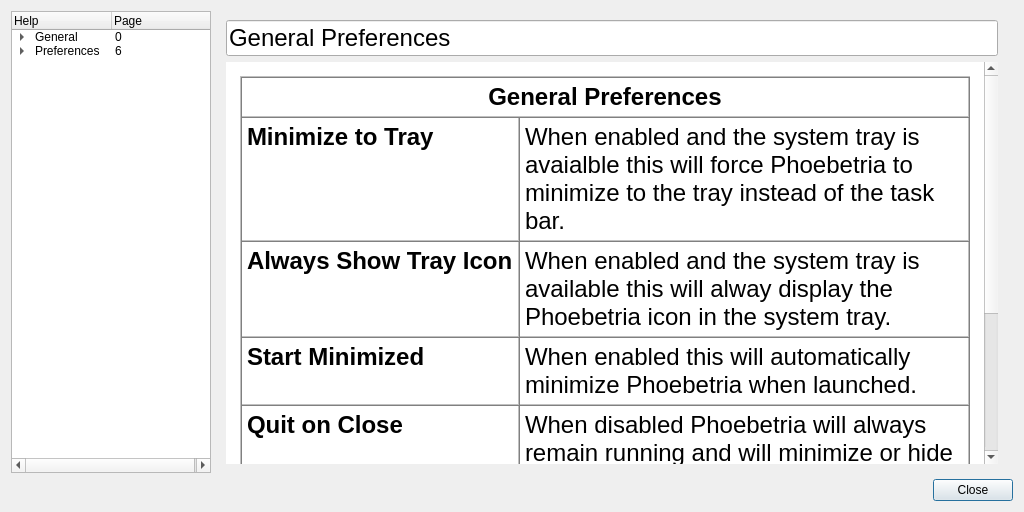
Above: gui_help.ui from Shub77/phoebetria-code before the change. Below: the same form after it.
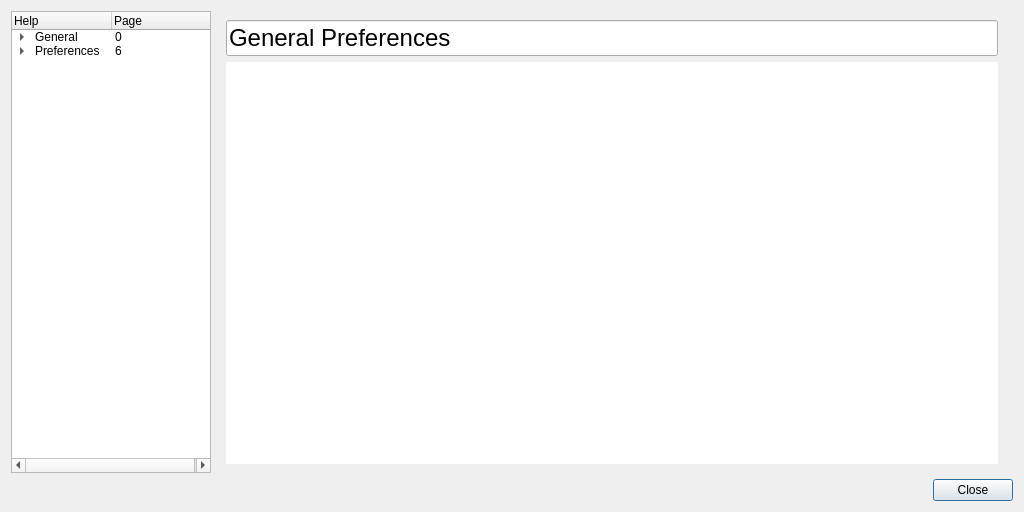
That is the form after the change. The open tabs and pages were chosen to show the change. Icons and pictures are not drawn.

Commit message: Fixed general preferences help.

Patch:
```diff
--- a/gui_help.ui
+++ b/gui_help.ui
@@ -390,52 +390,6 @@
          <property name="lineWidth">
           <number>2</number>
          </property>
-         <property name="html">
-          <string>&lt;!DOCTYPE HTML PUBLIC &quot;-//W3C//DTD HTML 4.0//EN&quot; &quot;http://www.w3.org/TR/REC-html40/strict.dtd&quot;&gt;
-&lt;html&gt;&lt;head&gt;&lt;meta name=&quot;qrichtext&quot; content=&quot;1&quot; /&gt;&lt;title&gt;General Preferences&lt;/title&gt;&lt;style type=&quot;text/css&quot;&gt;
-p, li { white-space: pre-wrap; }
-&lt;/style&gt;&lt;/head&gt;&lt;body style=&quot; font-family:'Lucida Grande'; font-size:18pt; font-weight:400; font-style:normal;&quot;&gt;
-&lt;table border=&quot;0&quot; style=&quot; margin-top:0px; margin-bottom:0px; margin-left:0px; margin-right:0px;&quot; cellspacing=&quot;5&quot; cellpadding=&quot;5&quot;&gt;
-&lt;tr&gt;
-&lt;td style=&quot; vertical-align:top;&quot;&gt;
-&lt;table border=&quot;1&quot; style=&quot; margin-top:0px; margin-bottom:0px; margin-left:0px; margin-right:0px;&quot; cellspacing=&quot;0&quot; cellpadding=&quot;5&quot;&gt;
-&lt;tr&gt;
-&lt;td colspan=&quot;2&quot; style=&quot; vertical-align:top;&quot;&gt;
-&lt;p align=&quot;center&quot; style=&quot; margin-top:0px; margin-bottom:0px; margin-left:0px; margin-right:0px; -qt-block-indent:0; text-indent:0px;&quot;&gt;&lt;span style=&quot; font-weight:600;&quot;&gt;General Preferences&lt;/span&gt;&lt;/p&gt;&lt;/td&gt;&lt;/tr&gt;
-&lt;tr&gt;
-&lt;td style=&quot; vertical-align:top;&quot;&gt;
-&lt;p style=&quot; margin-top:0px; margin-bottom:0px; margin-left:0px; margin-right:0px; -qt-block-indent:0; text-indent:0px;&quot;&gt;&lt;a name=&quot;pref_mintray&quot;&gt;&lt;/a&gt;&lt;span style=&quot; font-weight:600;&quot;&gt;M&lt;/span&gt;&lt;span style=&quot; font-weight:600;&quot;&gt;inimize to Tray&lt;/span&gt;&lt;/p&gt;&lt;/td&gt;
-&lt;td style=&quot; vertical-align:top;&quot;&gt;
-&lt;p style=&quot; margin-top:0px; margin-bottom:0px; margin-left:0px; margin-right:0px; -qt-block-indent:0; text-indent:0px;&quot;&gt;When enabled and the system tray is avaialble this will force Phoebetria to minimize to the tray instead of the task bar.&lt;/p&gt;&lt;/td&gt;&lt;/tr&gt;
-&lt;tr&gt;
-&lt;td style=&quot; vertical-align:top;&quot;&gt;
-&lt;p style=&quot; margin-top:0px; margin-bottom:0px; margin-left:0px; margin-right:0px; -qt-block-indent:0; text-indent:0px;&quot;&gt;&lt;a name=&quot;pref_showtray&quot;&gt;&lt;/a&gt;&lt;span style=&quot; font-weight:600;&quot;&gt;A&lt;/span&gt;&lt;span style=&quot; font-weight:600;&quot;&gt;lways Show Tray Icon&lt;/span&gt;&lt;/p&gt;&lt;/td&gt;
-&lt;td style=&quot; vertical-align:top;&quot;&gt;
-&lt;p style=&quot; margin-top:0px; margin-bottom:0px; margin-left:0px; margin-right:0px; -qt-block-indent:0; text-indent:0px;&quot;&gt;When enabled and the system tray is available this will alway display the Phoebetria icon in the system tray.&lt;/p&gt;&lt;/td&gt;&lt;/tr&gt;
-&lt;tr&gt;
-&lt;td style=&quot; vertical-align:top;&quot;&gt;
-&lt;p style=&quot; margin-top:0px; margin-bottom:0px; margin-left:0px; margin-right:0px; -qt-block-indent:0; text-indent:0px;&quot;&gt;&lt;a name=&quot;pref_startmin&quot;&gt;&lt;/a&gt;&lt;span style=&quot; font-weight:600;&quot;&gt;S&lt;/span&gt;&lt;span style=&quot; font-weight:600;&quot;&gt;tart Minimized&lt;/span&gt;&lt;/p&gt;&lt;/td&gt;
-&lt;td style=&quot; vertical-align:top;&quot;&gt;
-&lt;p style=&quot; margin-top:0px; margin-bottom:0px; margin-left:0px; margin-right:0px; -qt-block-indent:0; text-indent:0px;&quot;&gt;When enabled this will automatically minimize Phoebetria when launched.&lt;/p&gt;&lt;/td&gt;&lt;/tr&gt;
-&lt;tr&gt;
-&lt;td style=&quot; vertical-align:top;&quot;&gt;
-&lt;p style=&quot; margin-top:0px; margin-bottom:0px; margin-left:0px; margin-right:0px; -qt-block-indent:0; text-indent:0px;&quot;&gt;&lt;a name=&quot;pref_quit&quot;&gt;&lt;/a&gt;&lt;span style=&quot; font-weight:600;&quot;&gt;Q&lt;/span&gt;&lt;span style=&quot; font-weight:600;&quot;&gt;uit on Close&lt;/span&gt;&lt;/p&gt;&lt;/td&gt;
-&lt;td style=&quot; vertical-align:top;&quot;&gt;
-&lt;p style=&quot; margin-top:0px; margin-bottom:0px; margin-left:0px; margin-right:0px; -qt-block-indent:0; text-indent:0px;&quot;&gt;When disabled Phoebetria will always remain running and will minimize or hide itself instead of exiting.&lt;/p&gt;&lt;/td&gt;&lt;/tr&gt;
-&lt;tr&gt;
-&lt;td style=&quot; vertical-align:top;&quot;&gt;
-&lt;p style=&quot; margin-top:0px; margin-bottom:0px; margin-left:0px; margin-right:0px; -qt-block-indent:0; text-indent:0px;&quot;&gt;&lt;a name=&quot;pref_startpro&quot;&gt;&lt;/a&gt;&lt;span style=&quot; font-weight:600;&quot;&gt;S&lt;/span&gt;&lt;span style=&quot; font-weight:600;&quot;&gt;tartup Profile&lt;/span&gt;&lt;/p&gt;&lt;/td&gt;
-&lt;td style=&quot; vertical-align:top;&quot;&gt;
-&lt;p style=&quot; margin-top:0px; margin-bottom:0px; margin-left:0px; margin-right:0px; -qt-block-indent:0; text-indent:0px;&quot;&gt;Phoebetria will attempt to load this profile when starting.&lt;/p&gt;&lt;/td&gt;&lt;/tr&gt;
-&lt;tr&gt;
-&lt;td style=&quot; vertical-align:top;&quot;&gt;
-&lt;p style=&quot; margin-top:0px; margin-bottom:0px; margin-left:0px; margin-right:0px; -qt-block-indent:0; text-indent:0px;&quot;&gt;&lt;a name=&quot;pref_stoppro&quot;&gt;&lt;/a&gt;&lt;span style=&quot; font-weight:600;&quot;&gt;S&lt;/span&gt;&lt;span style=&quot; font-weight:600;&quot;&gt;hutdown Profile&lt;/span&gt;&lt;/p&gt;&lt;/td&gt;
-&lt;td style=&quot; vertical-align:top;&quot;&gt;
-&lt;p style=&quot; margin-top:0px; margin-bottom:0px; margin-left:0px; margin-right:0px; -qt-block-indent:0; text-indent:0px;&quot;&gt;Phoebetria will attempt to load this profile when shutdown.&lt;/p&gt;&lt;/td&gt;&lt;/tr&gt;&lt;/table&gt;&lt;/td&gt;&lt;/tr&gt;
-&lt;tr&gt;
-&lt;td style=&quot; vertical-align:top;&quot;&gt;
-&lt;p style=&quot; margin-top:0px; margin-bottom:0px; margin-left:0px; margin-right:0px; -qt-block-indent:0; text-indent:0px;&quot;&gt;&lt;img src=&quot;images/preferences_general.png&quot; style=&quot;vertical-align: top;&quot; /&gt;&lt;/p&gt;&lt;/td&gt;&lt;/tr&gt;&lt;/table&gt;&lt;/body&gt;&lt;/html&gt;</string>
-         </property>
          <property name="source">
           <url>
            <string>qrc:/help/preferences_general.html</string>
```
Left out of the diff: 2 changed lines with no effect on the pictures.
